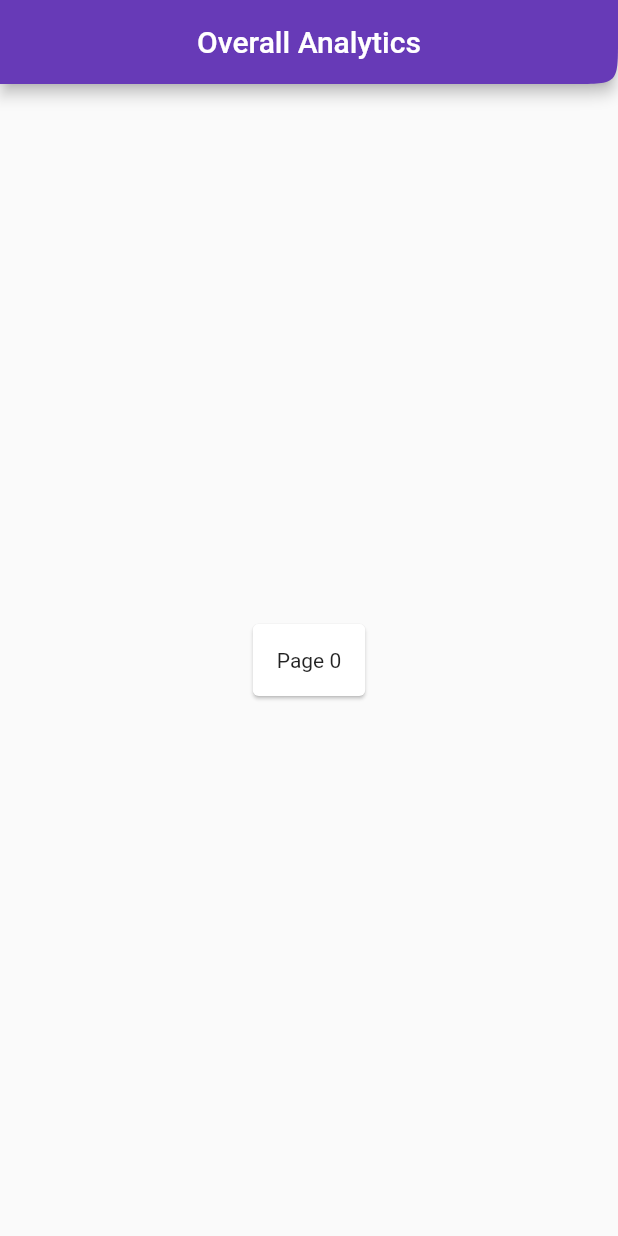
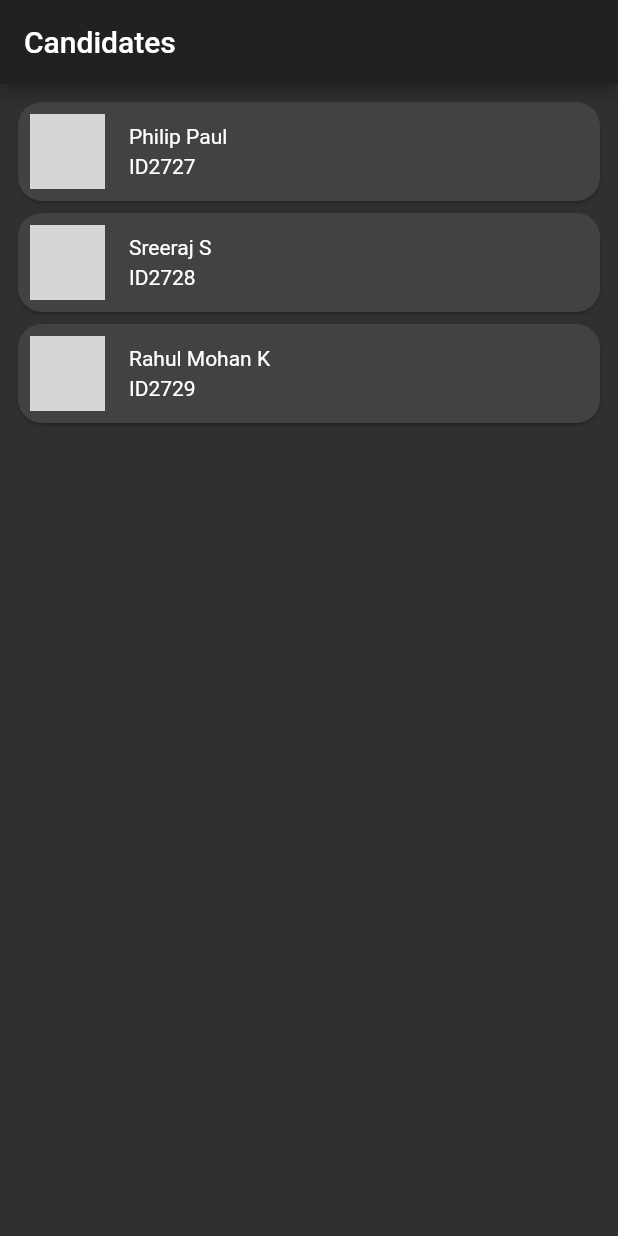
Before and after one commit to 98philips/Secure-vision-app, a Flutter app: the screen it shows after launch, on a phone screen of 412 x 824 dp. Run offline on Flutter 3.47's test engine with Material 2 defaults, Android fonts, the phone set to English and light mode, and no system bars; network calls fail; grey boxes are pictures that could not be loaded.

Commit message:
candidate listing done

```diff
--- /dev/null
+++ b/lib/candidate_class.dart
@@ -0,0 +1,8 @@
+class Candidate{
+  String imageUrl,name,id;
+  Candidate(name,id,imageUrl){
+    this.name = name;
+    this.id = id;
+    this.imageUrl = imageUrl;
+  }
+}
--- a/lib/home.dart
+++ b/lib/home.dart
@@ -1,4 +1,6 @@
 import 'package:flutter/material.dart';
+import 'package:vision/candidate_analytics.dart';
+import 'package:vision/candidate_class.dart';
 
 class Home extends StatefulWidget {
   @override
@@ -10,27 +12,36 @@ class Home extends StatefulWidget {
 
 class HomeState extends State<Home> {
   final _controller = PageController();
+  List<Candidate> candidateList = [
+    Candidate("Philip Paul", "ID2727",
+        "https://www.evolutionsociety.org/userdata/news_picupload/pic_sid189-0-norm.jpg"),
+    Candidate("Sreeraj S", "ID2728",
+        "https://www.evolutionsociety.org/userdata/news_picupload/pic_sid189-0-norm.jpg"),
+    Candidate("Rahul Mohan K", "ID2729",
+        "https://www.evolutionsociety.org/userdata/news_picupload/pic_sid189-0-norm.jpg")
+  ];
 
   @override
   Widget build(BuildContext context) {
-    // TODO: implement build
     return Scaffold(
-      appBar: AppBar(
-        title: Text("Overall Analytics"),
-        shape: ContinuousRectangleBorder(
-            borderRadius: BorderRadius.only(bottomRight: Radius.circular(30))),
-        centerTitle: true,
-      ),
-      body: Center(
-        child: PageView.builder(
-          controller: _controller,
-            itemCount: 3,
-            physics: AlwaysScrollableScrollPhysics(),
-            itemBuilder: (BuildContext context, int index) {
-              return buildItem(index);
-            }),
-      ),
-    );
+        appBar: AppBar(
+          title: Text("Candidates"),
+          // actions: <Widget>[
+          //   IconButton(
+          //     icon: Icon(Icons.menu),
+          //     onPressed: () {},
+          //   )
+          // ],
+        ),
+        body: Container(
+            padding: EdgeInsets.all(8),
+            child: ListView.builder(
+              scrollDirection: Axis.vertical,
+              itemCount: candidateList.length,
+              itemBuilder: (BuildContext context, int index) {
+                return candidateTile(candidateList.elementAt(index), context);
+              },
+            )));
   }
 
   Widget buildItem(int index) {
@@ -43,4 +54,70 @@ class HomeState extends State<Home> {
       ),
     );
   }
+
+  Widget candidateTile(Candidate candidate, BuildContext context) {
+    return GestureDetector(
+        onTap: () => Navigator.push(
+            context,
+            MaterialPageRoute(
+                builder: (context) => CandidateAnalytics(candidate))),
+        child: Card(
+            shape: RoundedRectangleBorder(
+              borderRadius: BorderRadius.circular(16.0),
+            ),
+            child: Hero(
+              tag: candidate.id,
+              child: Container(
+                padding: EdgeInsets.all(8),
+                child: Row(
+                  children: <Widget>[
+                    Container(
+                      width: 50.0,
+                      height: 50.0,
+                      decoration: BoxDecoration(
+                        color: Colors.green,
+                        image: DecorationImage(
+                          image: new NetworkImage(candidate.imageUrl),
+                          fit: BoxFit.cover,
+                        ),
+                        borderRadius:
+                            new BorderRadius.all(new Radius.circular(50.0)),
+                        border: new Border.all(
+                          color: Colors.greenAccent,
+                          width: 1.0,
+                        ),
+                      ),
+                    ),
+                    Expanded(
+                      child: Container(
+                        padding: EdgeInsets.only(left: 16),
+                        child: Column(
+                          crossAxisAlignment: CrossAxisAlignment.start,
+                          children: <Widget>[
+                            Container(
+                              padding: EdgeInsets.only(bottom: 4),
+                              child: Text(candidate.name),
+                            ),
+                            Text(candidate.id)
+                          ],
+                        ),
+                      ),
+                    )
+                  ],
+                ),
+              ),
+            )));
+  }
+
+  Widget expandedView() {
+    return Center(
+      child: PageView.builder(
+          controller: _controller,
+          itemCount: 3,
+          physics: AlwaysScrollableScrollPhysics(),
+          itemBuilder: (BuildContext context, int index) {
+            return buildItem(index);
+          }),
+    );
+  }
 }
--- a/lib/main.dart
+++ b/lib/main.dart
@@ -11,7 +11,8 @@ class MyApp extends StatelessWidget {
         title: 'Flutter Demo',
         debugShowCheckedModeBanner: false,
         theme: ThemeData(
-          primarySwatch: Colors.deepPurple,
+          primarySwatch: Colors.green,
+          brightness: Brightness.dark
         ),
         home: Home()
     );
--- a/pubspec.yaml
+++ b/pubspec.yaml
@@ -23,6 +23,7 @@ dependencies:
   # The following adds the Cupertino Icons font to your application.
   # Use with the CupertinoIcons class for iOS style icons.
   cupertino_icons: ^0.1.2
+  gradient_app_bar: ^0.0.1
 
 dev_dependencies:
   flutter_test:
```
Also changed, not shown: lib/candidate_analytics.dart (added, +72 -0 lines), pubspec.lock.
